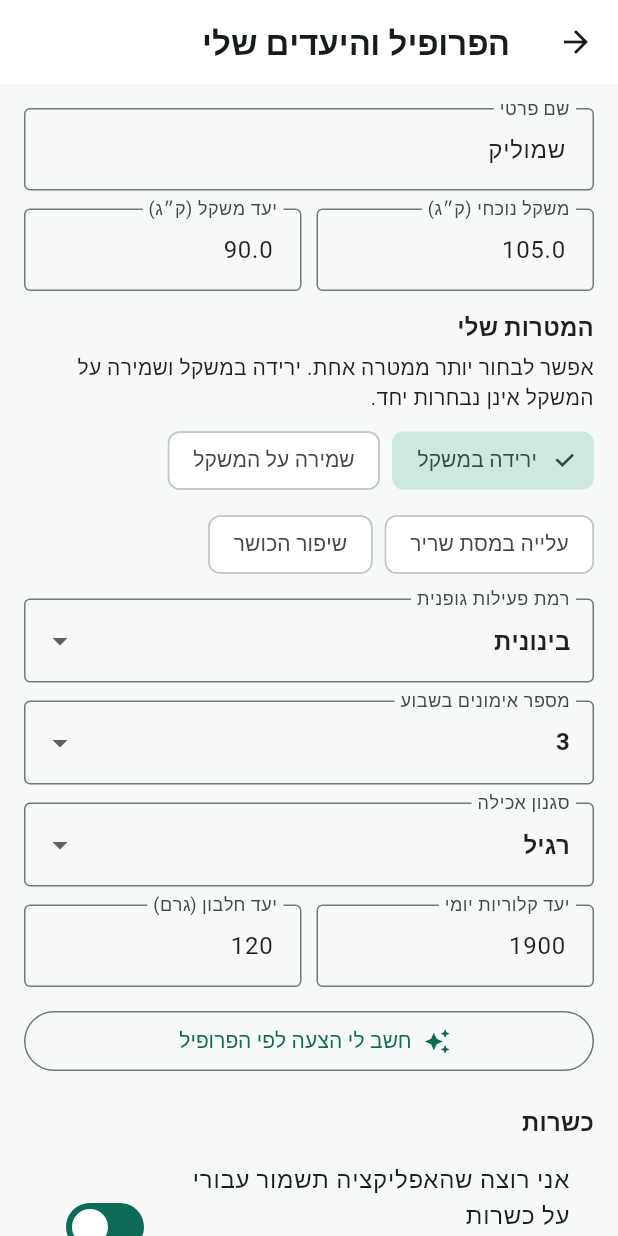
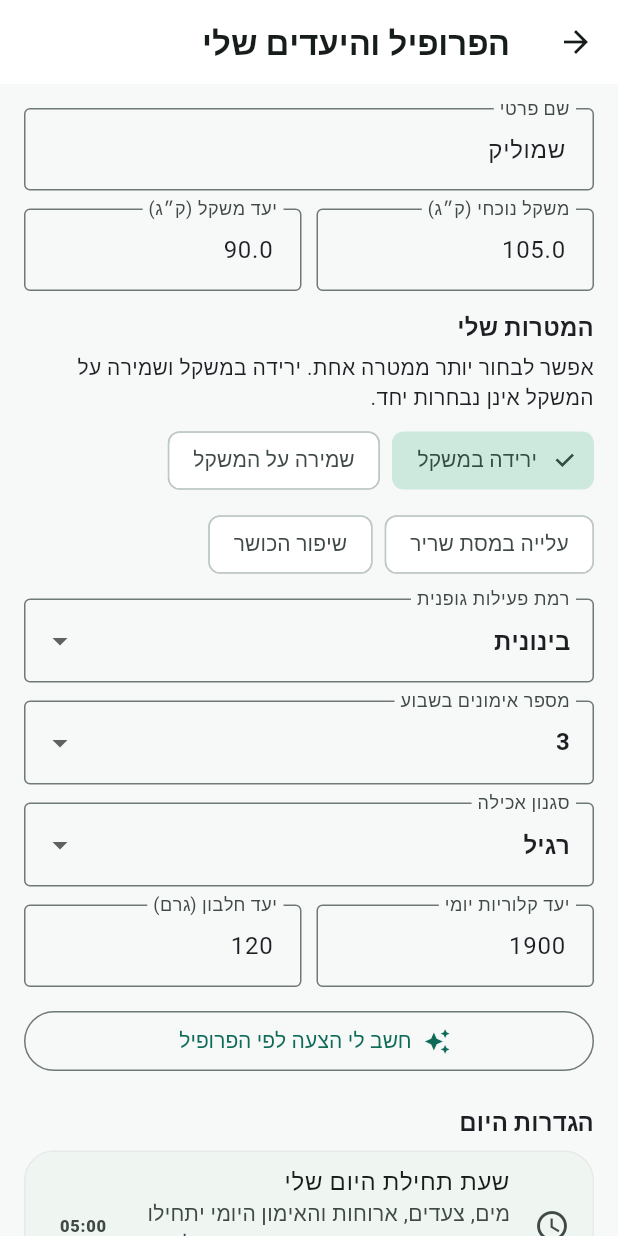
Before and after one commit to shmulik33-star/healthy-lifestyle-app, a Flutter app: the screen it shows after launch, after a tap on the "person outline" icon, on a phone screen of 412 x 824 dp. Run offline on Flutter 3.47's test engine with Material 3 defaults, Android fonts, the phone set to English and light mode, and no system bars; our stand-ins replace shared_preferences.

Commit message:
feat: let users choose daily start time

```diff
--- a/lib/features/profile/profile_screen.dart
+++ b/lib/features/profile/profile_screen.dart
@@ -16,6 +16,7 @@ class _ProfileScreenState extends State<ProfileScreen> {
   bool keepKosher=true;
   bool separateMeatDairy=true;
   int waitMinutes=360;
+  TimeOfDay dayStart=const TimeOfDay(hour:5,minute:0);
   bool initialized=false;
 
   @override
@@ -36,6 +37,10 @@ class _ProfileScreenState extends State<ProfileScreen> {
     keepKosher=s.kosherEnabled;
     separateMeatDairy=s.meatDairySeparationEnabled;
     waitMinutes=s.meatWaitMinutes;
+    dayStart=TimeOfDay(
+      hour:s.dayStartMinutes~/60,
+      minute:s.dayStartMinutes.remainder(60),
+    );
     _loadGoals(s.primaryGoal);
   }
 
@@ -43,6 +48,23 @@ class _ProfileScreenState extends State<ProfileScreen> {
     final saved=await ProfileGoalsStore.load(fallbackGoal:fallbackGoal);
     if(!mounted)return;
     setState(()=>goals=saved);
+  }
+
+  Future<void> _pickDayStart() async {
+    final picked=await showTimePicker(
+      context:context,
+      initialTime:dayStart,
+      helpText:'בחר שעת תחילת היום',
+      cancelText:'ביטול',
+      confirmText:'אישור',
+    );
+    if(picked!=null && mounted)setState(()=>dayStart=picked);
+  }
+
+  String get _dayStartLabel {
+    final h=dayStart.hour.toString().padLeft(2,'0');
+    final m=dayStart.minute.toString().padLeft(2,'0');
+    return '$h:$m';
   }
 
   @override
@@ -135,6 +157,18 @@ class _ProfileScreenState extends State<ProfileScreen> {
             label:const Text('חשב לי הצעה לפי הפרופיל'),
           ),
           const SizedBox(height:18),
+          Text('הגדרות היום',style:Theme.of(context).textTheme.titleMedium),
+          const SizedBox(height:6),
+          Card(
+            child:ListTile(
+              leading:const Icon(Icons.schedule),
+              title:const Text('שעת תחילת היום שלי'),
+              subtitle:const Text('מים, צעדים, ארוחות והאימון היומי יתחילו יום חדש בשעה הזאת. ברירת המחדל היא 05:00.'),
+              trailing:Text(_dayStartLabel,style:const TextStyle(fontWeight:FontWeight.w800)),
+              onTap:_pickDayStart,
+            ),
+          ),
+          const SizedBox(height:18),
           Text('כשרות',style:Theme.of(context).textTheme.titleMedium),
           const SizedBox(height:6),
           SwitchListTile(
@@ -196,8 +230,9 @@ class _ProfileScreenState extends State<ProfileScreen> {
                 keepKosher:keepKosher,
                 separateMeatDairy:keepKosher&&separateMeatDairy,
                 waitMinutes:finalWait,
+                dailyStartMinutes:dayStart.hour*60+dayStart.minute,
               );
-              Navigator.pop(context);
+              if(mounted)Navigator.pop(context);
             },
             child:const Text('שמור שינויים'),
           ),
```
